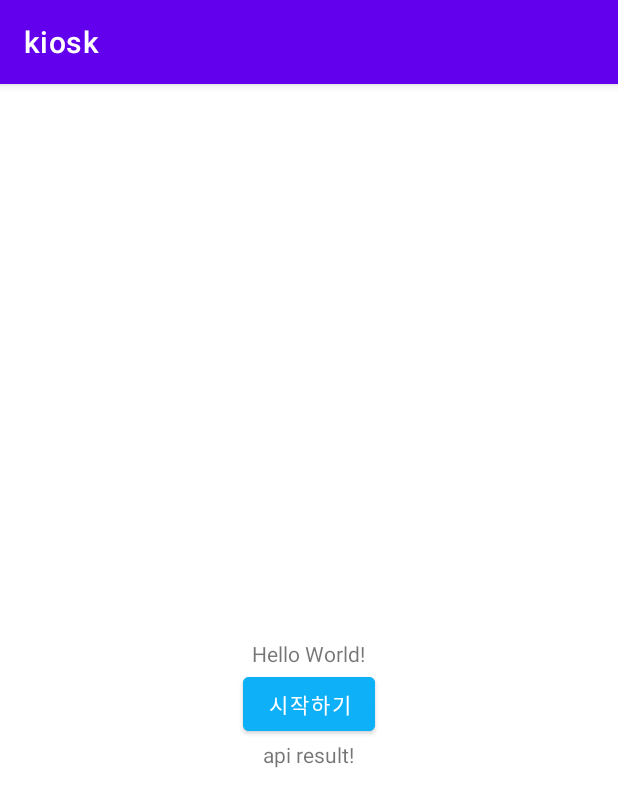
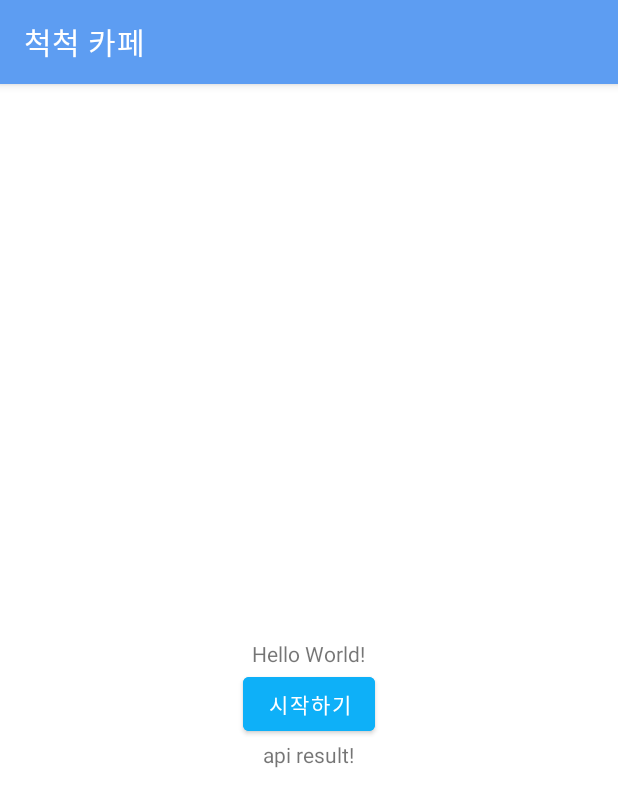
Before and after one commit to KNUwarriors/ETRI_Kiosk, an Android app: the screen it shows after launch (MainActivity), on a phone screen of 412 x 824 dp. Shown: the top 807 px of the screen. Run offline under Robolectric (Android 15) with nearby library versions, the phone set to English and light mode, and no system bars; our stand-ins replace Firebase (no records; nobody signed in at launch, a user with empty details on screens opened directly); libraries missing offline, so code that uses them is left out: org.checkerframework.checker; pictures from the network do not load.

Commit message:
액션바 수정

```diff
--- a/app/src/main/res/values/strings.xml
+++ b/app/src/main/res/values/strings.xml
@@ -1,3 +1,3 @@
 <resources>
-    <string name="app_name">kiosk</string>
+    <string name="app_name">척척 카페</string>
 </resources>
--- a/app/src/main/res/values/themes.xml
+++ b/app/src/main/res/values/themes.xml
@@ -1,8 +1,10 @@
 <resources xmlns:tools="http://schemas.android.com/tools">
     <!-- Base application theme. -->
     <style name="Theme.Kiosk" parent="Theme.MaterialComponents.DayNight.DarkActionBar">
+<!--        <item name="windowNoTitle">true</item>-->
+        <item name="android:windowFullscreen">true</item>
         <!-- Primary brand color. -->
-        <item name="colorPrimary">@color/purple_500</item>
+        <item name="colorPrimary">#5D9DF2</item>
         <item name="colorPrimaryVariant">@color/purple_700</item>
         <item name="colorOnPrimary">@color/white</item>
         <!-- Secondary brand color. -->
@@ -12,5 +14,7 @@
         <!-- Status bar color. -->
         <item name="android:statusBarColor" tools:targetApi="l">?attr/colorPrimaryVariant</item>
         <!-- Customize your theme here. -->
+
     </style>
+
 </resources>
```
